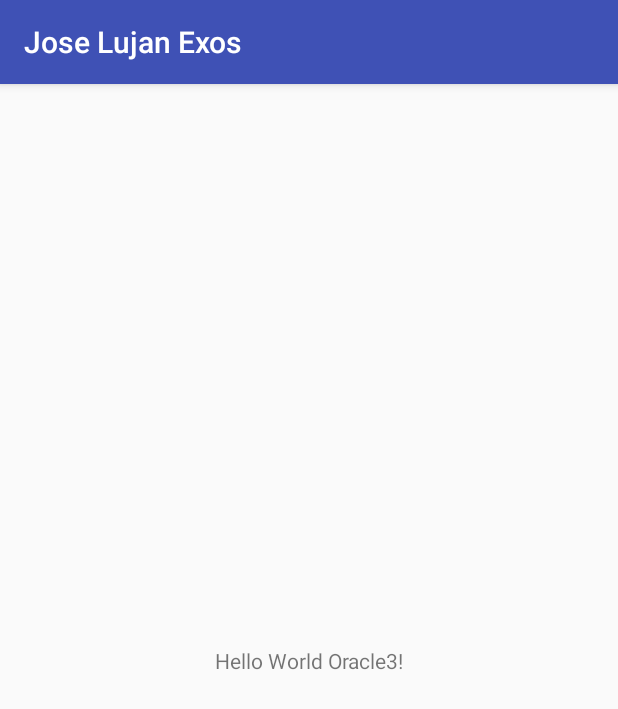
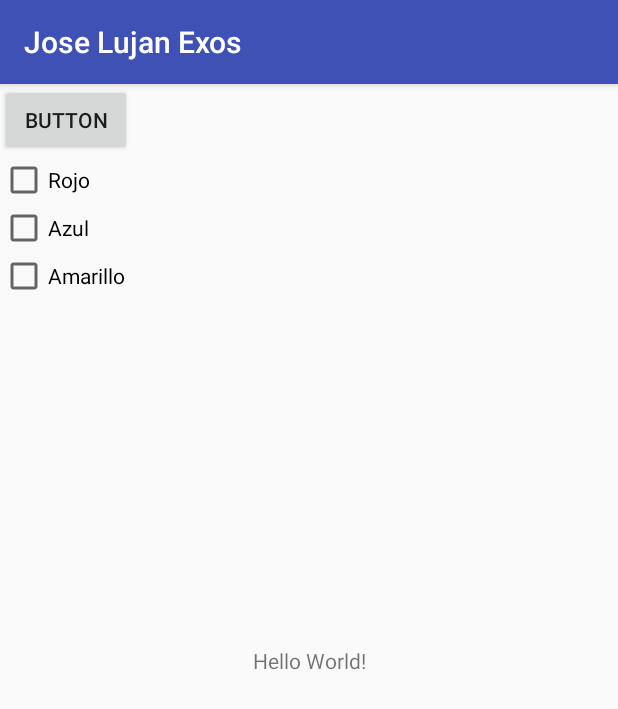
Before and after one commit to Loic755/OracleApp2, an Android app: the screen it shows after launch (MainActivity), on a phone screen of 412 x 824 dp. Shown: the top 709 px of the screen. Run offline under Robolectric (Android 15) with nearby library versions, the phone set to English and light mode, and no system bars.

```diff
--- a/app/src/main/java/exos/lujan/jose/joselujanexos/MainActivity.java
+++ b/app/src/main/java/exos/lujan/jose/joselujanexos/MainActivity.java
@@ -2,12 +2,38 @@ package exos.lujan.jose.joselujanexos;
 
 import android.support.v7.app.AppCompatActivity;
 import android.os.Bundle;
+import android.view.View;
+import android.widget.Button;
+import android.widget.CheckBox;
+import android.widget.Toast;
 
-public class MainActivity extends AppCompatActivity {
+public class MainActivity extends AppCompatActivity implements View.OnClickListener {
+    Button boton;
+    CheckBox checkR,checkA,checkAm;
 
     @Override
     protected void onCreate(Bundle savedInstanceState) {
         super.onCreate(savedInstanceState);
         setContentView(R.layout.activity_main);
+
+        boton = (Button) findViewById(R.id.button);
+        boton.setOnClickListener(this);
+
+        checkR = (CheckBox)  findViewById(R.id.uno);
+        checkA = (CheckBox)  findViewById(R.id.dos);
+        checkAm = (CheckBox)  findViewById(R.id.tres);
+
+
+    }
+
+    @Override
+    public void onClick(View v) {
+        StringBuffer result = new StringBuffer();
+        result.append("Rojo: ").append(checkR.isChecked());
+        result.append("Azul: ").append(checkA.isChecked());
+        result.append("Amarillo: ").append(checkAm.isChecked());
+       // Toast.makeText(getApplicationContext(),"Hola eso es un toast",Toast.LENGTH_SHORT).show() ;
+        //Toast.makeText(MainActivity.this,result.toString(),Toast.LENGTH_SHORT).show();
+        Toast.makeText(getApplicationContext(),result.toString(),Toast.LENGTH_SHORT).show();
     }
 }
--- a/app/src/main/res/layout/activity_main.xml
+++ b/app/src/main/res/layout/activity_main.xml
@@ -9,10 +9,51 @@
     <TextView
         android:layout_width="wrap_content"
         android:layout_height="wrap_content"
-        android:text="Hello World Oracle3!"
+        android:text="Hello World!"
         app:layout_constraintBottom_toBottomOf="parent"
         app:layout_constraintLeft_toLeftOf="parent"
         app:layout_constraintRight_toRightOf="parent"
         app:layout_constraintTop_toTopOf="parent" />
 
+    <LinearLayout
+        android:layout_width="wrap_content"
+        android:layout_height="wrap_content"
+        android:orientation="vertical"
+        tools:layout_editor_absoluteY="8dp"
+        tools:layout_editor_absoluteX="8dp">
+
+        <Button
+            android:id="@+id/button"
+            android:layout_width="match_parent"
+            android:layout_height="wrap_content"
+            android:text="Button"
+            tools:layout_editor_absoluteX="148dp"
+            tools:layout_editor_absoluteY="25dp" />
+
+        <CheckBox
+            android:id="@+id/uno"
+            android:layout_width="match_parent"
+            android:layout_height="wrap_content"
+            android:text="Rojo"
+            tools:layout_editor_absoluteX="43dp"
+            tools:layout_editor_absoluteY="301dp" />
+
+        <CheckBox
+            android:id="@+id/dos"
+            android:layout_width="match_parent"
+            android:layout_height="wrap_content"
+            android:text="Azul"
+            tools:layout_editor_absoluteX="43dp"
+            tools:layout_editor_absoluteY="359dp" />
+
+        <CheckBox
+            android:id="@+id/tres"
+            android:layout_width="match_parent"
+            android:layout_height="wrap_content"
+            android:text="Amarillo"
+            tools:layout_editor_absoluteX="43dp"
+            tools:layout_editor_absoluteY="419dp" />
+
+    </LinearLayout>
+
 </android.support.constraint.ConstraintLayout>
```
